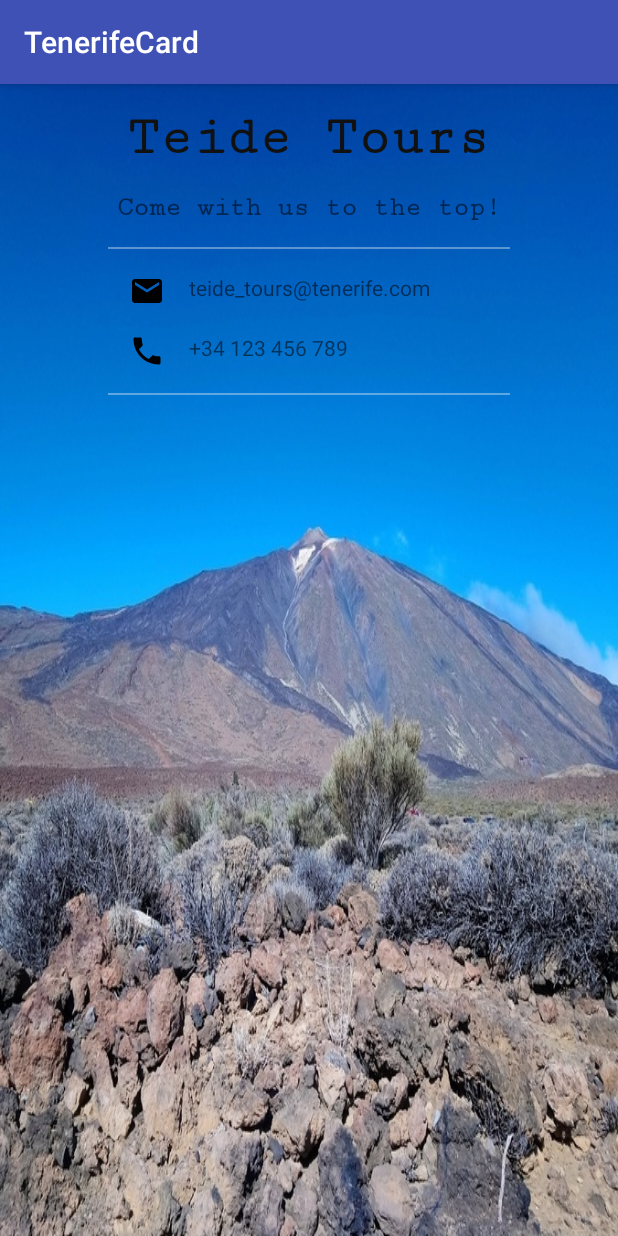
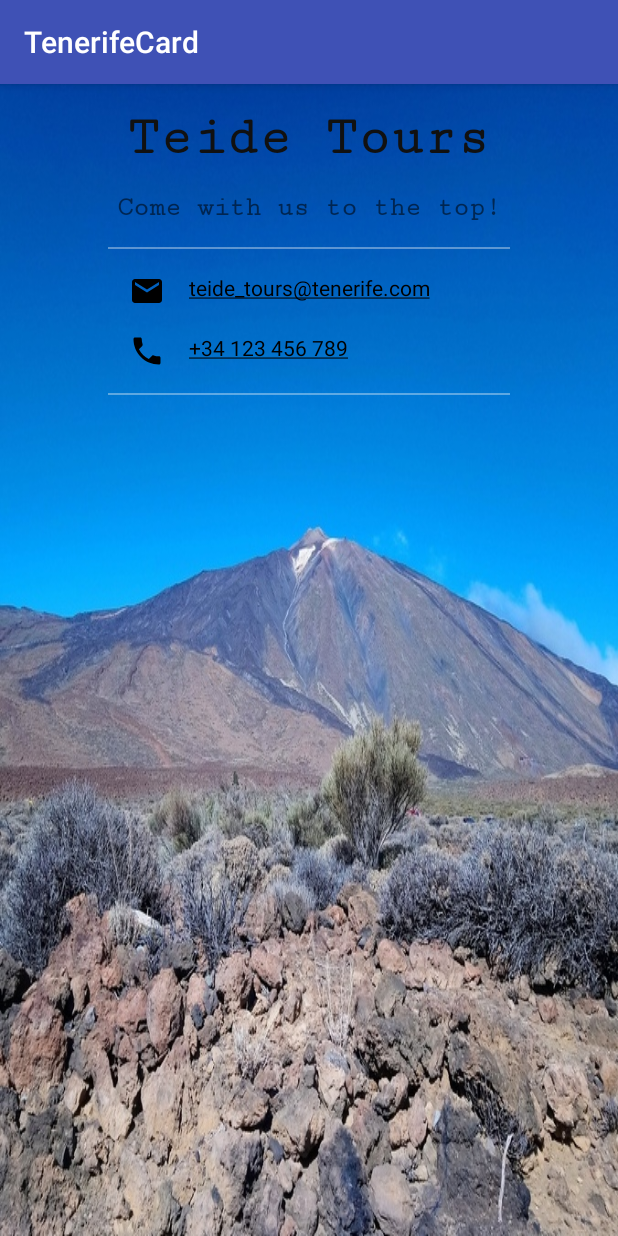
Before and after one commit to KasiaZR/TenerifeCard, an Android app: the screen it shows after launch (MainActivity), on a phone screen of 412 x 824 dp. Run offline under Robolectric (Android 15) with nearby library versions, the phone set to English and light mode, and no system bars.

Commit message:
autolink added

```diff
--- a/app/src/main/res/layout/activity_main.xml
+++ b/app/src/main/res/layout/activity_main.xml
@@ -54,7 +54,8 @@
             android:layout_width="190dp"
             android:layout_height="wrap_content"
             android:layout_marginTop="16dp"
-            android:text="@string/email" />
+            android:text="@string/email"
+            android:autoLink="email"/>
 
     </LinearLayout>
 
@@ -75,7 +76,8 @@
             android:layout_width="190dp"
             android:layout_height="wrap_content"
             android:layout_marginTop="16dp"
-            android:text="@string/number" />
+            android:text="@string/number"
+            android:autoLink="phone"/>
 
     </LinearLayout>
 
--- a/app/src/main/res/values/colors.xml
+++ b/app/src/main/res/values/colors.xml
@@ -2,5 +2,5 @@
 <resources>
     <color name="colorPrimary">#3F51B5</color>
     <color name="colorPrimaryDark">#303F9F</color>
-    <color name="colorAccent">#FF4081</color>
+    <color name="colorAccent">#000000</color>
 </resources>
```
Also changed, not shown: 2 other files.
